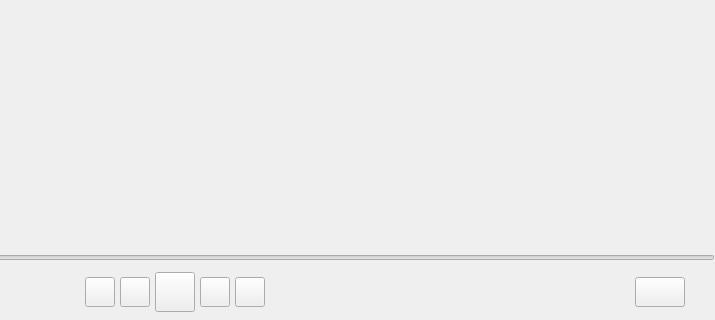
Qt form widget/MainW.ui (xuxl1209/CloudsMusic) before a commit; both pictures show x 485 to 1200 and y 480 to 800 of the 1200 by 800 pixel window.
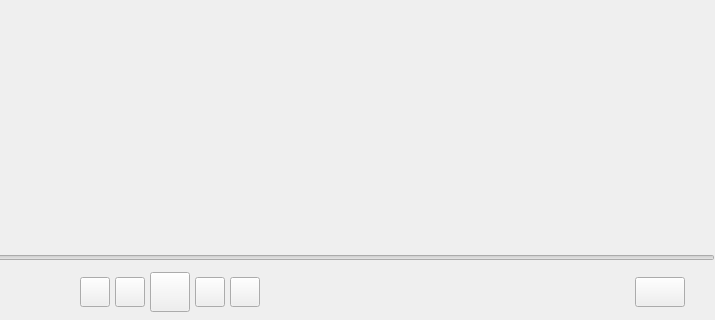
The same form after that commit.

```diff
--- a/widget/MainW.ui
+++ b/widget/MainW.ui
@@ -801,13 +801,13 @@
            <widget class="QLabel" name="timeLab">
             <property name="minimumSize">
              <size>
-              <width>70</width>
+              <width>80</width>
               <height>0</height>
              </size>
             </property>
             <property name="maximumSize">
              <size>
-              <width>70</width>
+              <width>80</width>
               <height>16777215</height>
              </size>
             </property>
```
Left out of the diff: 5 changed lines with no effect on the pictures.
